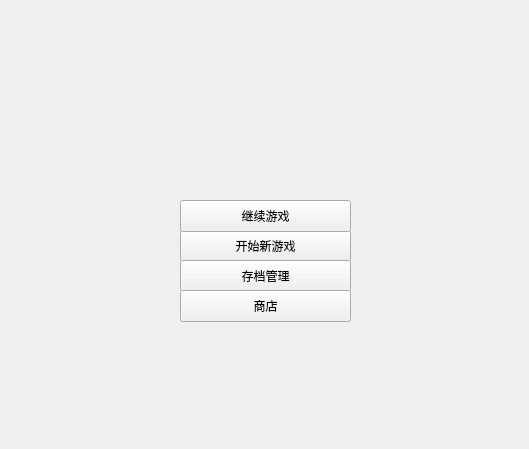
Before: the Qt Designer form VSCproject/menu.ui in WenzeJin/VampireSurvivorsCopy, drawn with Qt 5.
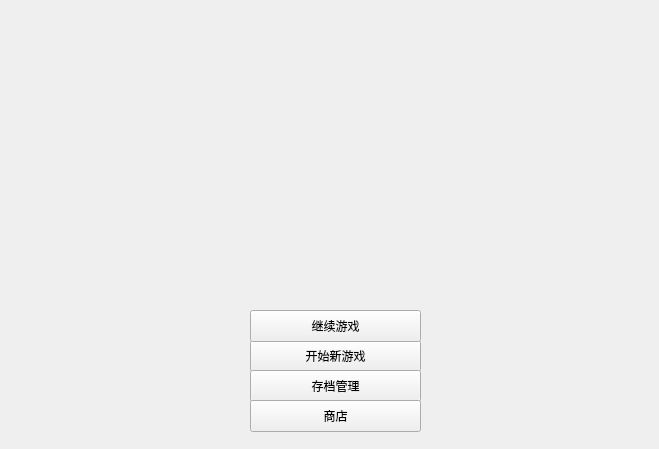
After: the same form once the commit is applied.

What changed in the file:
```diff
--- a/VSCproject/menu.ui
+++ b/VSCproject/menu.ui
@@ -6,7 +6,7 @@
    <rect>
     <x>0</x>
     <y>0</y>
-    <width>529</width>
+    <width>659</width>
     <height>449</height>
    </rect>
   </property>
@@ -16,8 +16,8 @@
   <widget class="QPushButton" name="pushButton">
    <property name="geometry">
     <rect>
-     <x>180</x>
-     <y>230</y>
+     <x>250</x>
+     <y>340</y>
      <width>171</width>
      <height>32</height>
     </rect>
@@ -29,8 +29,8 @@
   <widget class="QPushButton" name="pushButton_2">
    <property name="geometry">
     <rect>
-     <x>180</x>
-     <y>200</y>
+     <x>250</x>
+     <y>310</y>
      <width>171</width>
      <height>32</height>
     </rect>
@@ -42,8 +42,8 @@
   <widget class="QPushButton" name="pushButton_3">
    <property name="geometry">
     <rect>
-     <x>180</x>
-     <y>260</y>
+     <x>250</x>
+     <y>370</y>
      <width>171</width>
      <height>32</height>
     </rect>
@@ -55,8 +55,8 @@
   <widget class="QPushButton" name="pushButton_4">
    <property name="geometry">
     <rect>
-     <x>180</x>
-     <y>290</y>
+     <x>250</x>
+     <y>400</y>
      <width>171</width>
      <height>32</height>
     </rect>
@@ -65,6 +65,24 @@
     <string>商店</string>
    </property>
   </widget>
+  <widget class="QLabel" name="background">
+   <property name="geometry">
+    <rect>
+     <x>0</x>
+     <y>0</y>
+     <width>661</width>
+     <height>451</height>
+    </rect>
+   </property>
+   <property name="text">
+    <string/>
+   </property>
+  </widget>
+  <zorder>background</zorder>
+  <zorder>pushButton</zorder>
+  <zorder>pushButton_2</zorder>
+  <zorder>pushButton_3</zorder>
+  <zorder>pushButton_4</zorder>
  </widget>
  <resources/>
  <connections/>
```
